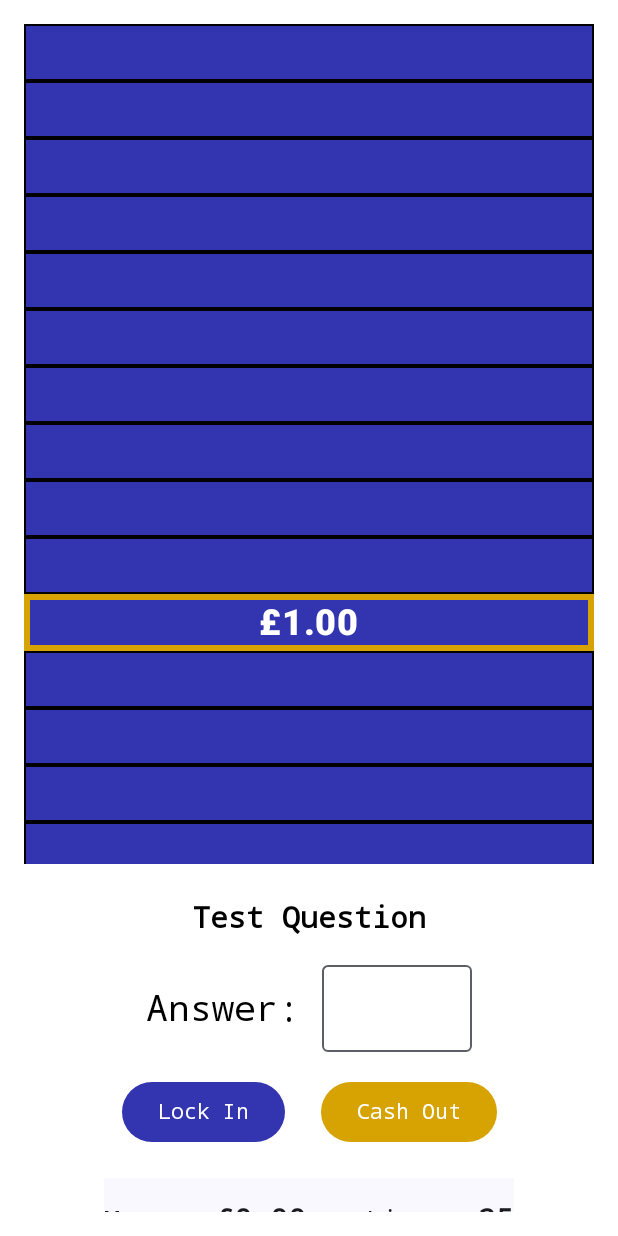
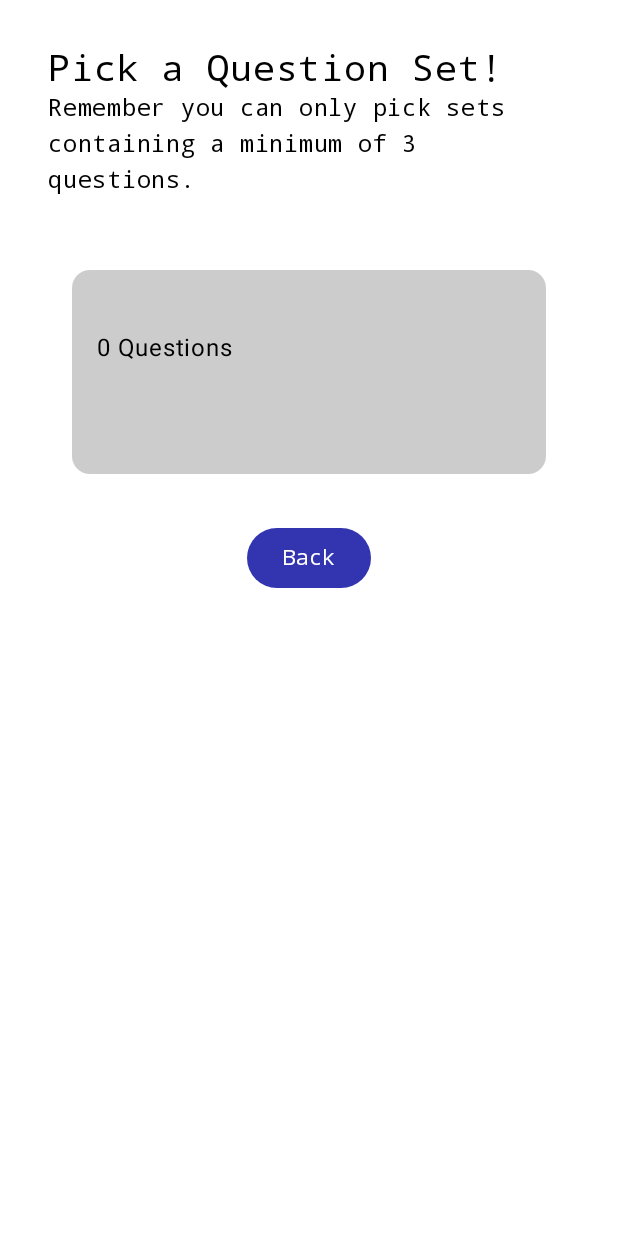
Before and after one commit to daniellegoodlake21/GameShowSpinoff, an Android app built with Jetpack Compose: the composable GameShowApp shown on its own in the app's theme, after a tap on "Play", on a phone screen of 412 x 824 dp. Run offline under Robolectric (Android 15) with nearby library versions, the phone set to English and light mode, and no system bars; our stand-ins replace Dagger/Hilt's generated code, Room's generated code.

Commit message:
Add intermediate screen to select question set from for playing the game.

```diff
--- a/app/src/main/java/danielle/projects/gameshowspinoff/components/MoneyLadderComponent.kt
+++ b/app/src/main/java/danielle/projects/gameshowspinoff/components/MoneyLadderComponent.kt
@@ -26,7 +26,7 @@ fun MoneyLadderComponent(ladderState: MutableList<ColorBarStateItem>?, moneyChec
             .verticalScroll(rememberScrollState())
             .padding(16.dp)
             .fillMaxWidth()
-            .height(560.dp)
+            .height(700.dp)
     ) {
         items(items = ladderState!!) { item ->
             ColorBarComponent(
--- a/app/src/main/java/danielle/projects/gameshowspinoff/components/PlayableQuestionSetComponent.kt
+++ b/app/src/main/java/danielle/projects/gameshowspinoff/components/PlayableQuestionSetComponent.kt
@@ -17,19 +17,27 @@ import androidx.compose.ui.text.style.TextAlign
 import androidx.compose.ui.unit.TextUnit
 import androidx.compose.ui.unit.TextUnitType
 import androidx.compose.ui.unit.dp
+import androidx.navigation.NavController
 import danielle.projects.gameshowspinoff.model.QuestionSet
+import danielle.projects.gameshowspinoff.navigation.GameShowScreens
 import danielle.projects.gameshowspinoff.screen.QuestionBuilderViewModel
 
-private const val MIN_QUESTIONS = 8
+const val MIN_QUESTIONS = 3
 @Composable
-fun PlayableQuestionSetComponent(questionBuilderViewModel: QuestionBuilderViewModel, questionSet: QuestionSet) {
-    val questionCount = questionBuilderViewModel.getQuestionCountInQuestionSet(questionSet)
+fun PlayableQuestionSetComponent(questionCountList: MutableMap<Int, Int>, navController: NavController, questionBuilderViewModel: QuestionBuilderViewModel, questionSet: QuestionSet) {
+    questionBuilderViewModel.getQuestionCountInQuestionSet(questionSet)
+    val questionCount = questionCountList.getOrDefault(questionSet.id, 0)
     Card(colors = CardDefaults.cardColors(containerColor = Color.LightGray),
-        modifier = Modifier.fillMaxWidth().height(100.dp).clickable {
-        if (questionCount >= MIN_QUESTIONS)
-        {
-        /* Navigate to play game with this question set */
-        } }) {
+        modifier = Modifier
+            .fillMaxWidth()
+            .height(200.dp)
+            .padding(32.dp)
+            .clickable {
+                if (questionCount >= MIN_QUESTIONS) {
+                    /* Navigate to play game with this question set */
+                    navController.navigate(route = "${GameShowScreens.PlayGameScreen.name}/${questionSet.id}")
+                }
+            }) {
         Column(modifier = Modifier
             .fillMaxSize()
             .padding(16.dp)){
--- a/app/src/main/java/danielle/projects/gameshowspinoff/components/QuestionComponent.kt
+++ b/app/src/main/java/danielle/projects/gameshowspinoff/components/QuestionComponent.kt
@@ -25,7 +25,6 @@ import androidx.compose.ui.graphics.Brush
 import androidx.compose.ui.graphics.Color
 import androidx.compose.ui.platform.LocalContext
 import androidx.compose.ui.platform.LocalSoftwareKeyboardController
-import androidx.compose.ui.text.ExperimentalTextApi
 import androidx.compose.ui.text.TextStyle
 import androidx.compose.ui.text.font.FontFamily
 import androidx.compose.ui.text.font.FontWeight
@@ -40,7 +39,7 @@ import danielle.projects.gameshowspinoff.screen.MoneyLadderViewModel
 import danielle.projects.gameshowspinoff.util.GameState
 
 
-@OptIn(ExperimentalComposeUiApi::class, ExperimentalMaterial3Api::class, ExperimentalTextApi::class)
+@OptIn(ExperimentalComposeUiApi::class, ExperimentalMaterial3Api::class)
 @Composable
 fun QuestionComponent(
     question: String,
--- a/app/src/main/java/danielle/projects/gameshowspinoff/data/QuestionDatabaseDao.kt
+++ b/app/src/main/java/danielle/projects/gameshowspinoff/data/QuestionDatabaseDao.kt
@@ -21,7 +21,10 @@ interface QuestionDatabaseDao {
     @Query("SELECT * FROM question_table WHERE question_set_id =:questionSetId")
     fun getQuestionsBySetId(questionSetId: Int): Flow<List<Question>>
 
-    @Insert(onConflict = OnConflictStrategy.REPLACE)
+    @Query("SELECT COUNT(*) FROM question_table WHERE question_set_id = :questionSetId")
+    fun getQuestionCountBySetId(questionSetId: Int): Flow<Int>
+
+            @Insert(onConflict = OnConflictStrategy.REPLACE)
     suspend fun insert(question: Question)
 
     @Update(onConflict = OnConflictStrategy.REPLACE)
--- a/app/src/main/java/danielle/projects/gameshowspinoff/navigation/GameShowNavigation.kt
+++ b/app/src/main/java/danielle/projects/gameshowspinoff/navigation/GameShowNavigation.kt
@@ -11,6 +11,7 @@ import danielle.projects.gameshowspinoff.screen.HomeScreen
 import danielle.projects.gameshowspinoff.screen.MoneyLadderScreen
 import danielle.projects.gameshowspinoff.screen.QuestionBuilderScreen
 import danielle.projects.gameshowspinoff.screen.QuestionSetBuilderScreen
+import danielle.projects.gameshowspinoff.screen.QuestionSetPickerScreen
 
 @OptIn(ExperimentalMaterial3Api::class)
 @Composable
@@ -22,6 +23,14 @@ fun GameShowNavigation(){
             // here, pass where this should lead to
             HomeScreen(navController = navController)
         }
+        composable(GameShowScreens.QuestionSetPickerScreen.name){
+            // here, pass where this should lead to
+            QuestionSetPickerScreen(navController = navController)
+        }
+        composable(GameShowScreens.PlayGameScreen.name+ "/{questionSetId}",
+            arguments = listOf(navArgument(name = "questionSetId") {type = NavType.IntType})){ backStackEntry ->
+            MoneyLadderScreen(navController = navController, questionSetId = backStackEntry.arguments?.getInt("questionSetId"))
+        }
         composable(GameShowScreens.QuestionSetBuilderScreen.name){
             QuestionSetBuilderScreen(navController = navController)
         }
@@ -29,9 +38,7 @@ fun GameShowNavigation(){
             arguments = listOf(navArgument(name = "questionSetId") {type = NavType.IntType})){ backStackEntry ->
             QuestionBuilderScreen(navController = navController, questionSetId = backStackEntry.arguments?.getInt("questionSetId"))
         }
-        composable(GameShowScreens.PlayGameScreen.name){
-            MoneyLadderScreen(navController = navController)
-        }
+
     }
 
 }
--- a/app/src/main/java/danielle/projects/gameshowspinoff/repository/QuestionRepository.kt
+++ b/app/src/main/java/danielle/projects/gameshowspinoff/repository/QuestionRepository.kt
@@ -15,6 +15,8 @@ class QuestionRepository @Inject constructor(private val questionDatabaseDao: Qu
 
     fun getAllQuestionsInSet(setId: Int): Flow<List<Question>> = questionDatabaseDao.getQuestionsBySetId(setId).flowOn(Dispatchers.IO)
         .conflate()
+
+    fun getQuestionCountInSet(setId: Int): Flow<Int> = questionDatabaseDao.getQuestionCountBySetId(setId)
 
     suspend fun addQuestion(question: Question) = questionDatabaseDao.insert(question)
 
--- a/app/src/main/java/danielle/projects/gameshowspinoff/screen/HomeScreen.kt
+++ b/app/src/main/java/danielle/projects/gameshowspinoff/screen/HomeScreen.kt
@@ -86,7 +86,7 @@ fun HomeScreen(navController: NavController) {
                 modifier = Modifier.height(100.dp),
                 shape = RoundedCornerShape(corner = CornerSize(5.dp)),
                 onClick = { /* Navigate to question set picker (play mode) screen */
-                navController.navigate(route = GameShowScreens.PlayGameScreen.name)}) {
+                navController.navigate(route = GameShowScreens.QuestionSetPickerScreen.name)}) {
                 Icon(
                     imageVector = Icons.Rounded.PlayArrow,
                     contentDescription = "Play Game",
--- a/app/src/main/java/danielle/projects/gameshowspinoff/screen/QuestionBuilderViewModel.kt
+++ b/app/src/main/java/danielle/projects/gameshowspinoff/screen/QuestionBuilderViewModel.kt
@@ -19,6 +19,8 @@ class QuestionBuilderViewModel @Inject constructor(private val repository: Quest
 
     val currentQuestionList = MutableStateFlow<List<Question>>(mutableListOf())
 
+    val questionCountInQuestionSetMap = MutableStateFlow<MutableMap<Int, Int>>(mutableMapOf())
+
     init {
         viewModelScope.launch(Dispatchers.IO) {
             repository.getAllQuestionSets().distinctUntilChanged().collect{
@@ -36,9 +38,13 @@ class QuestionBuilderViewModel @Inject constructor(private val repository: Quest
         }
     }
 
-    fun getQuestionCountInQuestionSet(questionSet: QuestionSet): Int {
-        getQuestionsListByQuestionSet(questionSetId = questionSet.id)
-        return currentQuestionList.value.size
+    fun getQuestionCountInQuestionSet(questionSet: QuestionSet) {
+        viewModelScope.launch {
+            repository.getQuestionCountInSet(questionSet.id).distinctUntilChanged()
+                .collect { count ->
+                    questionCountInQuestionSetMap.value[questionSet.id] = count
+                }
+        }
     }
     fun addQuestion(question: Question) {
         viewModelScope.launch {
--- /dev/null
+++ b/app/src/main/java/danielle/projects/gameshowspinoff/screen/QuestionSetPickerScreen.kt
@@ -0,0 +1,69 @@
+package danielle.projects.gameshowspinoff.screen
+
+import androidx.compose.foundation.layout.Column
+import androidx.compose.foundation.layout.fillMaxWidth
+import androidx.compose.foundation.layout.padding
+import androidx.compose.foundation.lazy.LazyColumn
+import androidx.compose.foundation.lazy.items
+import androidx.compose.foundation.lazy.rememberLazyListState
+import androidx.compose.material3.Button
+import androidx.compose.material3.ButtonDefaults
+import androidx.compose.material3.Text
+import androidx.compose.runtime.Composable
+import androidx.compose.runtime.collectAsState
+import androidx.compose.runtime.getValue
+import androidx.compose.ui.Alignment
+import androidx.compose.ui.Modifier
+import androidx.compose.ui.graphics.Color
+import androidx.compose.ui.platform.LocalContext
+import androidx.compose.ui.text.TextStyle
+import androidx.compose.ui.text.font.FontFamily
+import androidx.compose.ui.unit.TextUnit
+import androidx.compose.ui.unit.TextUnitType
+import androidx.compose.ui.unit.dp
+import androidx.core.content.ContextCompat
+import androidx.hilt.navigation.compose.hiltViewModel
+import androidx.navigation.NavController
+import danielle.projects.gameshowspinoff.R
+import danielle.projects.gameshowspinoff.components.MIN_QUESTIONS
+import danielle.projects.gameshowspinoff.components.PlayableQuestionSetComponent
+
+@Composable
+fun QuestionSetPickerScreen(navController: NavController) {
+    val listState = rememberLazyListState()
+    val questionBuilderViewModel: QuestionBuilderViewModel = hiltViewModel()
+    val questionSets by questionBuilderViewModel.questionSetList.collectAsState()
+    val questionCountList by questionBuilderViewModel.questionCountInQuestionSetMap.collectAsState()
+    // List of question sets to edit - then to play a game you use one question set
+    LazyColumn(state = listState,
+            horizontalAlignment = Alignment.CenterHorizontally,
+            modifier = Modifier
+                .padding(16.dp)
+                .fillMaxWidth()){
+        item {
+            Column(modifier = Modifier.padding(16.dp)) {
+                Text(text = "Pick a Question Set!", fontSize = TextUnit(24f, TextUnitType.Sp), fontFamily = FontFamily.Monospace)
+                Text(text = "Remember you can only pick sets containing a minimum of $MIN_QUESTIONS questions.", fontFamily = FontFamily.Monospace)
+            }
+        }
+            items(items = questionSets) { item ->
+                PlayableQuestionSetComponent(questionCountList = questionCountList, navController = navController, questionBuilderViewModel = questionBuilderViewModel, questionSet = item)
+        }
+        item{
+            Column(horizontalAlignment = Alignment.CenterHorizontally) {
+                // Back button
+                Button(colors = ButtonDefaults.buttonColors(
+                    containerColor = Color(
+                        ContextCompat.getColor(
+                            LocalContext.current, R.color.dark_blue
+                        )
+                    ), contentColor = Color.White
+                ), onClick = { /* Navigate to home screen */
+                    navController.popBackStack()}) {
+                    Text(text = "Back", style = TextStyle(fontFamily = FontFamily.Monospace))
+                }
+            }
+
+        }
+    }
+}
```
Also changed, not shown: app/src/main/java/danielle/projects/gameshowspinoff/screen/MoneyLadderScreen.kt (+10 -5 lines), app/src/main/java/danielle/projects/gameshowspinoff/screen/MoneyLadderViewModel.kt (+47 -7 lines).
